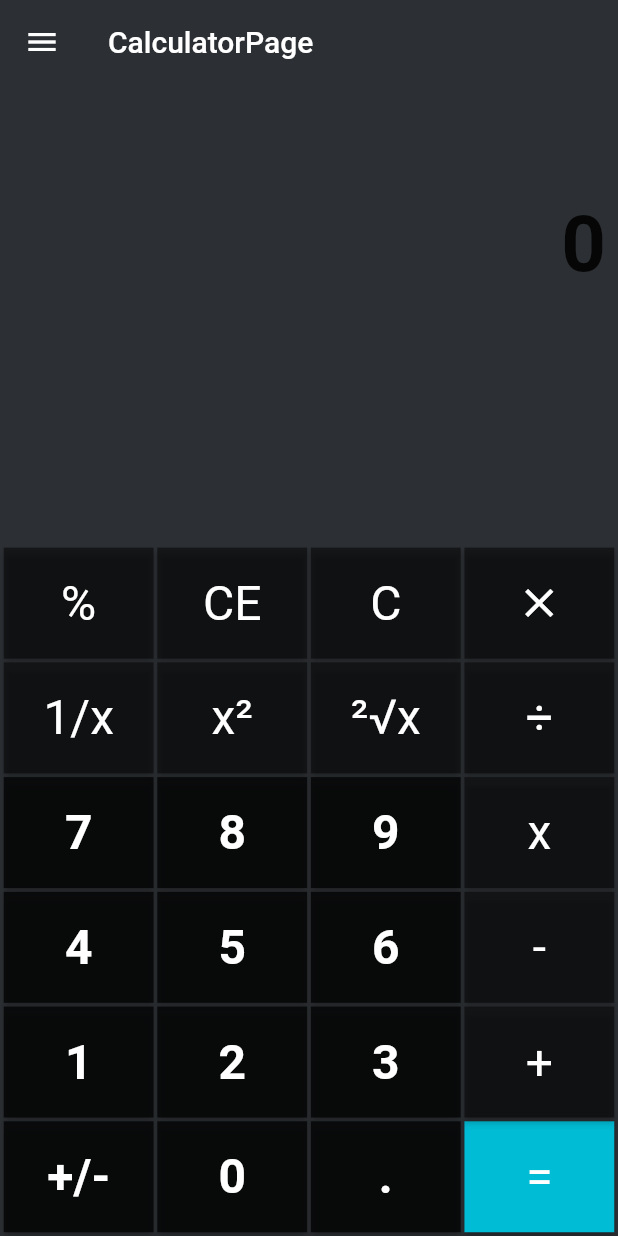
After one commit to Anas35/Calculator, a Flutter app: the screen it shows after launch, on a phone screen of 412 x 824 dp. The commit adds this screen. Run offline on Flutter 3.47's test engine with Material 2 defaults, Android fonts, the phone set to English and light mode, and no system bars.

Commit message:
fix code to reuse

```diff
--- a/lib/pages/calculator_page.dart
+++ b/lib/pages/calculator_page.dart
@@ -1,5 +1,5 @@
 import 'package:calculator/src/calculator/calculator_function.dart';
-import 'package:calculator/widgets/custom_widget/calculator_keyboard.dart';
+import 'package:calculator/widgets/custom_widget/keyboard.dart';
 import 'package:flutter/material.dart';
 
 class CalculatorPage extends StatefulWidget {
@@ -54,10 +54,12 @@ class _CalculatorPageState extends State<CalculatorPage> {
                 ),),
               Expanded(
                 flex: 7,
-                child: Calculator(
+                child: BaseKeyboard(
+                  letters: calculatorFunction.characters,
                   getInputNumbers: callFunction,
-                  calculatorFunction: calculatorFunction
-                  ),
+                  childAspectRatio: 1.35,
+                  crossAxisCount: 4,
+                  )
                 ),
             ],
           ),
--- /dev/null
+++ b/lib/widgets/custom_widget/keyboard.dart
@@ -0,0 +1,77 @@
+import 'package:calculator/src/converter/type.dart';
+import 'package:calculator/src/keyboard_function.dart';
+import 'package:calculator/widgets/custom_widget/keyboard_button.dart';
+import 'package:flutter/material.dart';
+
+class BaseKeyboard<T> extends StatelessWidget {
+
+  final GetInputNumbers getInputNumbers;
+  final List<String> letters;
+  final double? childAspectRatio;
+  final int crossAxisCount;
+
+  BaseKeyboard({Key? key, required this.getInputNumbers, required this.letters, this.childAspectRatio, required this.crossAxisCount}) : super(key: key);
+
+  bool sign() {
+    switch (T) {
+      case Temperature:
+      case Power:
+      case Angle:
+        return true;
+      default:
+        return false;
+    }
+  }
+
+   Widget buttons(int index) {
+    if (letters[index] == '' || (letters[index] == '+/-' && sign())) {
+      return SizedBox(key: Key('SizedBox'));
+    } else {
+      return KeyboardButton(
+         child: letters[index] == 'Remove' ? Icon(Icons.close_sharp, size: 32) : Text(letters[index]),
+         function: () => getInputNumbers(letters[index]),
+         color: color(index),
+         textStyle: textStyle(index),
+      );
+    }
+  }
+
+  @override
+  Widget build(BuildContext context) {
+    return GridView(
+      padding: EdgeInsets.all(2.5),
+      gridDelegate: SliverGridDelegateWithFixedCrossAxisCount(
+        childAspectRatio: childAspectRatio ?? 1.0,
+        mainAxisSpacing: 2.5,
+        crossAxisSpacing: 2.5,
+        crossAxisCount: crossAxisCount,
+      ),
+     children: List.generate(letters.length,
+       (index) {
+         return buttons(index);
+       }),
+       reverse: true,
+    );
+  }
+
+  final List<String> _numbers = ['+/-', '0', '.', '1', '2', '3', '4', '5', '6', '7', '8', '9'];
+
+  Color color(int index) {
+    if(letters[index] == '=') {
+      return Colors.cyan;
+    } else if (_numbers.contains(letters[index])) {
+      return Colors.black.withOpacity(0.75);
+    } else {
+      return Colors.black.withOpacity(0.50);
+    }
+  }
+
+  TextStyle textStyle(int index) {
+    if (_numbers.contains(letters[index])) {
+      return TextStyle(fontSize: 32, fontWeight: FontWeight.w700);
+    } else {
+      return TextStyle(fontSize: 32, fontWeight: FontWeight.w400);
+    }
+  }
+
+}
```
Also changed, not shown: lib/pages/converter_page.dart (+7 -4 lines), lib/widgets/custom_widget/calculator_keyboard.dart (deleted, +0 -63 lines), lib/widgets/custom_widget/converter_keyboard.dart (deleted, +0 -79 lines), 1 other file.
